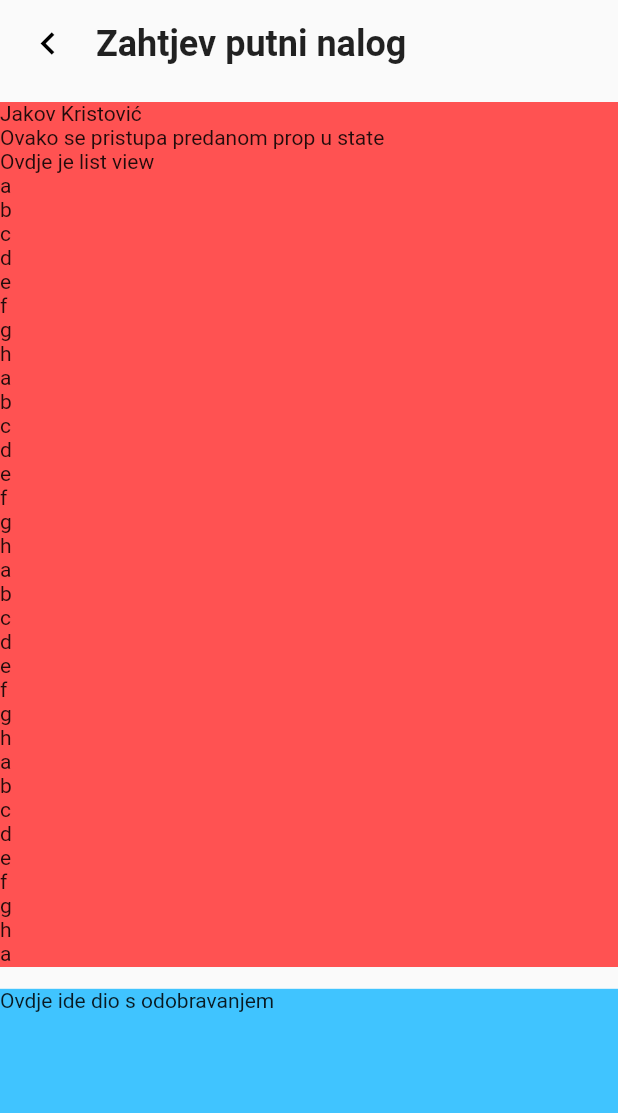
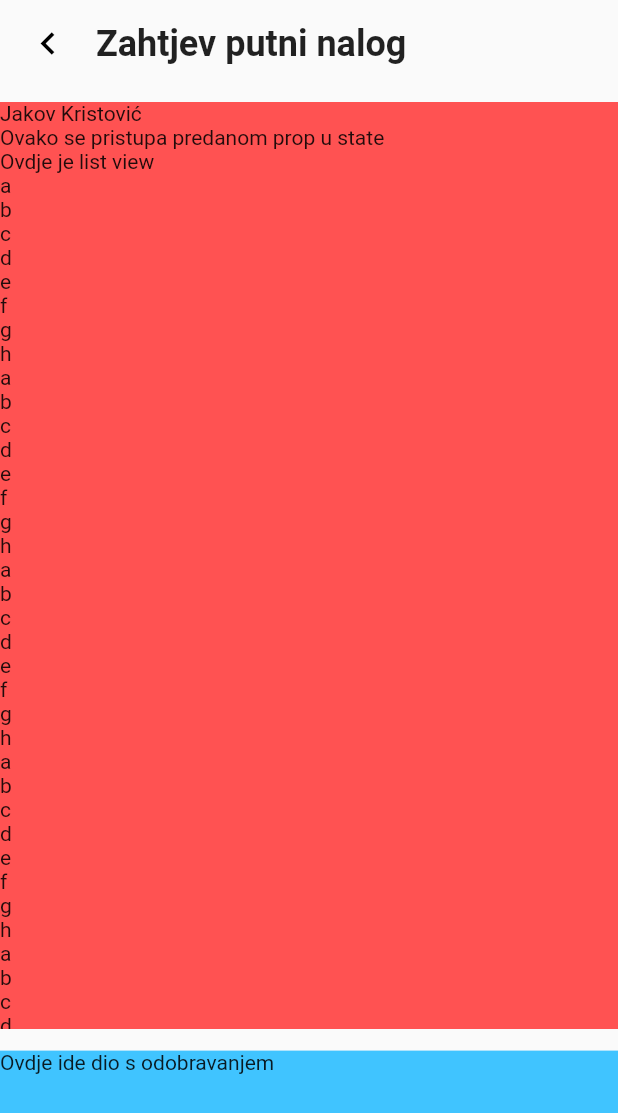
Before and after one commit to TheJakov/argosy_companion, a Flutter app: the TravelWarrantDetail screen opened directly with sample values from the repository, on a phone screen of 412 x 824 dp. Shown: the top 1113 px of the screen. Run offline on Flutter 3.47's test engine with Material 2 defaults, Android fonts, the light colour scheme and no system bars; our stand-ins replace badges, google_fonts.

Commit message:
Update travel_warrant_detail.dart
Height distribution

prev: 0.7 - 0.2
new: 0.75 - 0.15

we have 0.9 total height available for these 2 components

```diff
--- a/lib/screens/travel_warrant_detail.dart
+++ b/lib/screens/travel_warrant_detail.dart
@@ -44,7 +44,7 @@
                 ],
               ),
               Container(
-                height: MediaQuery.of(context).size.height * 0.7,
+                height: MediaQuery.of(context).size.height * 0.75,
                 child:
                     SingleChildScrollView(
                       child:
@@ -67,7 +67,7 @@
               Row(
                 children: [
                   Container(
-                    height: MediaQuery.of(context).size.height * 0.2,
+                    height: MediaQuery.of(context).size.height * 0.15,
                     width: MediaQuery.of(context).size.width,
                     decoration: const BoxDecoration(color: Colors.lightBlueAccent),
                     child: const Text('Ovdje ide dio s odobravanjem'),
```
